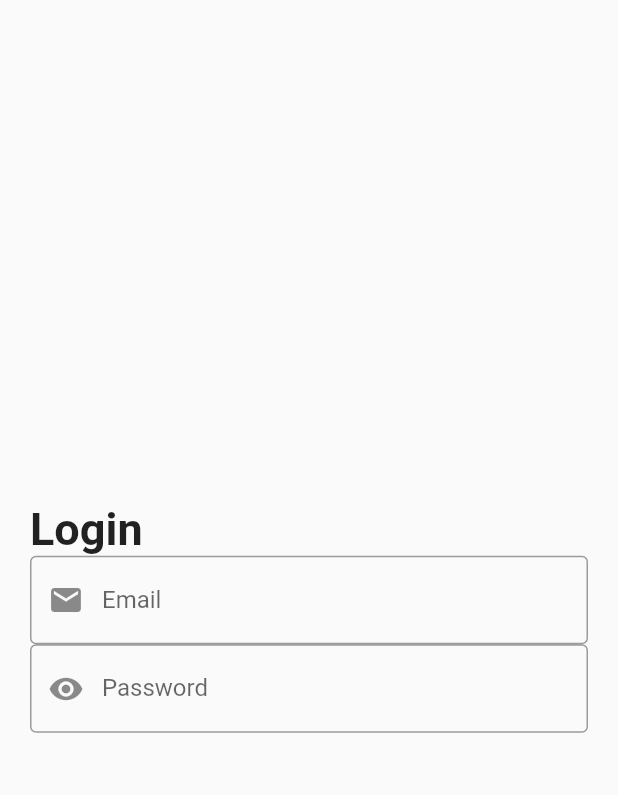
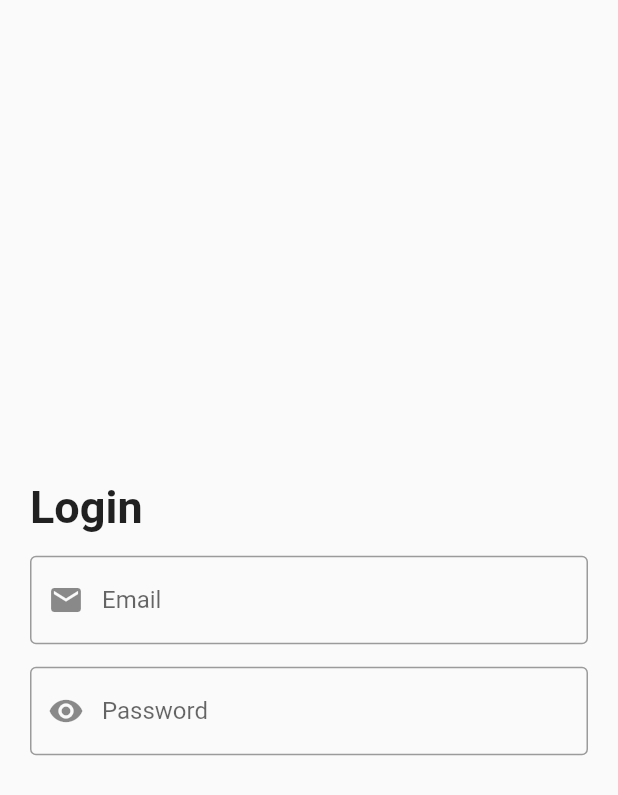
Before and after one commit to OsamaMoradSayed/login_design, a Flutter app: the screen it shows after launch, on a phone screen of 412 x 824 dp. Shown: the top 795 px of the screen. Run offline on Flutter 3.47's test engine with Material 2 defaults, Android fonts, the phone set to English and light mode, and no system bars.

```diff
--- a/lib/login_screen.dart
+++ b/lib/login_screen.dart
@@ -25,6 +25,7 @@ class LoginScreen extends StatelessWidget {
                   //textAlign: TextAlign.start,
                 ),
               ),
+              SizedBox(height: 15,),
               TextFormField(
                 onFieldSubmitted: (value){
                   print(value);
@@ -41,6 +42,7 @@ class LoginScreen extends StatelessWidget {
                   labelText: 'Email',
                 ),
               ),
+              SizedBox(height: 15,),
               TextFormField(
                 onFieldSubmitted: (value){
                   print(value);
@@ -48,7 +50,7 @@ class LoginScreen extends StatelessWidget {
                 onChanged: (value){
                   print(value);
                 },
-                keyboardType: TextInputType.emailAddress,
+                keyboardType: TextInputType.visiblePassword,
                 decoration: InputDecoration(
                   border: OutlineInputBorder(),
                   prefixIcon: Icon(
```
